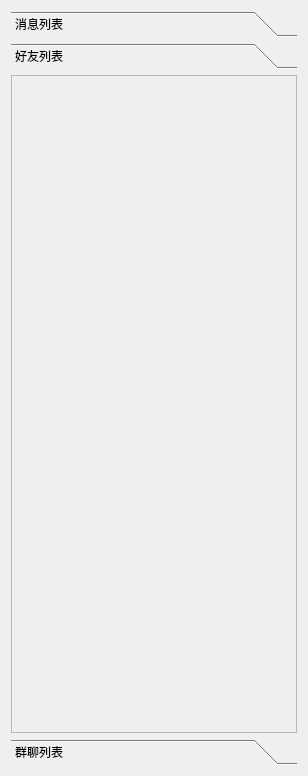
Above: chatroom/chatroom/menu.ui from Ph0m1/xupt-linux-plan before the change. Below: the same form after it.
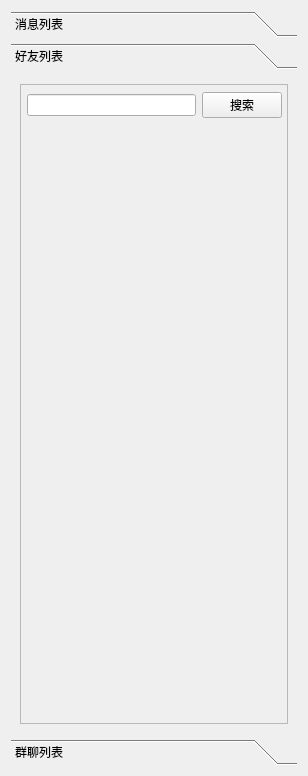
That is the form after the change. The open tabs and pages were chosen to show the change.

```diff
--- a/chatroom/chatroom/menu.ui
+++ b/chatroom/chatroom/menu.ui
@@ -56,8 +56,8 @@
        <rect>
         <x>0</x>
         <y>0</y>
-        <width>296</width>
-        <height>659</height>
+        <width>290</width>
+        <height>665</height>
        </rect>
       </property>
       <property name="layoutDirection">
@@ -74,31 +74,31 @@
         <number>3</number>
        </property>
        <property name="sizeConstraint">
-        <enum>QLayout::SizeConstraint::SetNoConstraint</enum>
+        <enum>QLayout::SetDefaultConstraint</enum>
        </property>
        <property name="leftMargin">
-        <number>0</number>
+        <number>9</number>
        </property>
        <property name="topMargin">
-        <number>0</number>
+        <number>9</number>
        </property>
        <property name="rightMargin">
-        <number>0</number>
+        <number>9</number>
        </property>
        <property name="bottomMargin">
-        <number>0</number>
+        <number>9</number>
        </property>
        <item>
         <widget class="QScrollArea" name="scrollArea_2">
+         <property name="autoFillBackground">
+          <bool>false</bool>
+         </property>
          <property name="sizeAdjustPolicy">
           <enum>QAbstractScrollArea::SizeAdjustPolicy::AdjustIgnored</enum>
          </property>
          <property name="widgetResizable">
           <bool>true</bool>
          </property>
-         <property name="alignment">
-          <set>Qt::AlignmentFlag::AlignLeading|Qt::AlignmentFlag::AlignLeft|Qt::AlignmentFlag::AlignTop</set>
-         </property>
          <widget class="QWidget" name="scrollAreaWidgetContents_2">
           <property name="enabled">
            <bool>true</bool>
@@ -107,8 +107,8 @@
            <rect>
             <x>0</x>
             <y>0</y>
-            <width>296</width>
-            <height>659</height>
+            <width>270</width>
+            <height>645</height>
            </rect>
           </property>
           <property name="maximumSize">
@@ -117,6 +117,43 @@
             <height>16777215</height>
            </size>
           </property>
+          <widget class="QWidget" name="widget" native="true">
+           <property name="geometry">
+            <rect>
+             <x>0</x>
+             <y>0</y>
+             <width>261</width>
+             <height>41</height>
+            </rect>
+           </property>
+           <layout class="QHBoxLayout" name="horizontalLayout">
+            <property name="spacing">
+             <number>6</number>
+            </property>
+            <property name="leftMargin">
+             <number>6</number>
+            </property>
+            <property name="topMargin">
+             <number>0</number>
+            </property>
+            <property name="rightMargin">
+             <number>0</number>
+            </property>
+            <property name="bottomMargin">
+             <number>0</number>
+            </property>
+            <item>
+             <widget class="QLineEdit" name="searchEdit"/>
+            </item>
+            <item>
+             <widget class="QPushButton" name="searchBtn">
+              <property name="text">
+               <string>搜索</string>
+              </property>
+             </widget>
+            </item>
+           </layout>
+          </widget>
          </widget>
         </widget>
        </item>
```
Left out of the diff: 100 changed lines with no effect on the pictures.
